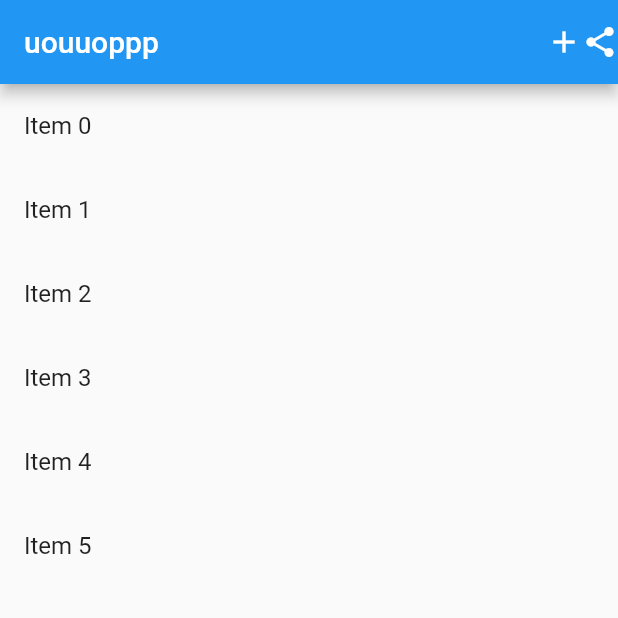
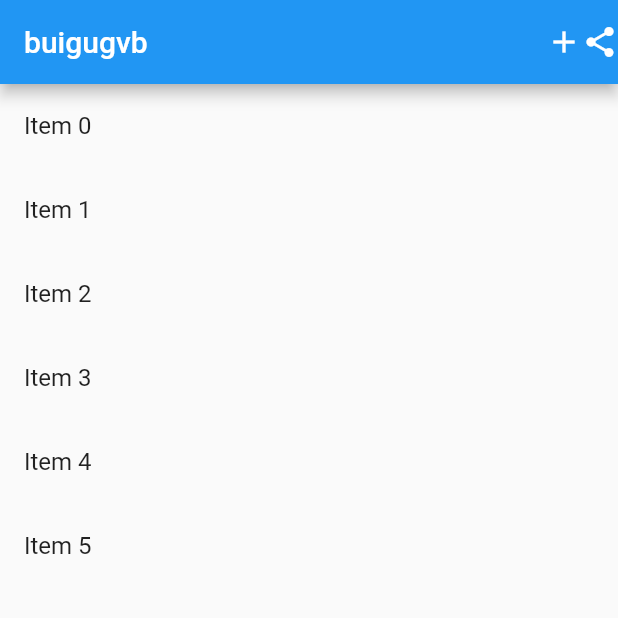
Before and after one commit to sheeeeeeeenji/youtube, a Flutter app: the screen it shows after launch, on a phone screen of 412 x 824 dp, the top half of it. Run offline on Flutter 3.47's test engine with Material 2 defaults, Android fonts, the phone set to English and light mode, and no system bars.

Commit message:
third commit

```diff
--- a/lib/main.dart
+++ b/lib/main.dart
@@ -49,7 +49,7 @@ class _MyHomePageState extends State<MyHomePage> {
 
     return Scaffold(
       appBar: AppBar(
-        title: Text('uouuoppp'),
+        title: Text('buigugvb'),
         actions: <Widget>[Icon(Icons.add), Icon(Icons.share),],
       ),
       body: Container(
```
